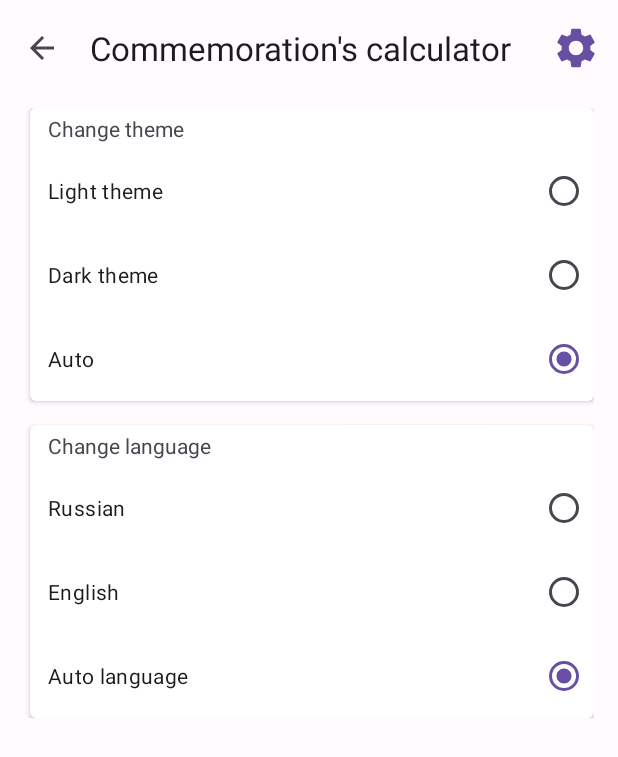
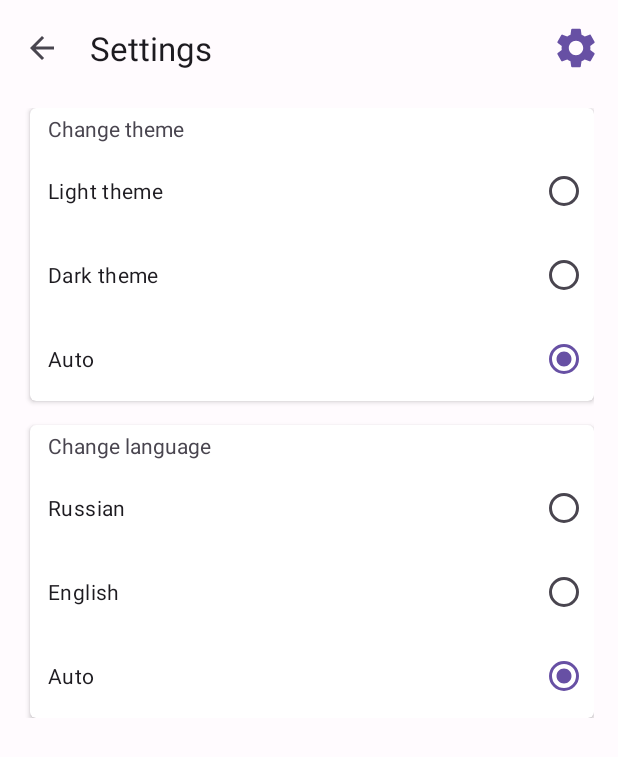
Before and after one commit to ProkhodOlya/CalculyatorPominok, an Android app: the fragment SettingsFragment placed in its activity, on a phone screen of 412 x 824 dp. Shown: the top 757 px of the screen. Run offline under Robolectric (Android 15) with nearby library versions, the light colour scheme and no system bars.

Commit message:
fragment_settings.xml - change radiobutton text to @sting

```diff
--- a/app/src/main/res/layout/fragment_settings.xml
+++ b/app/src/main/res/layout/fragment_settings.xml
@@ -15,7 +15,7 @@
             android:layout_height="?attr/actionBarSize"
             android:background="?attr/android:colorBackground"
             app:menu="@menu/toolbar_settings_fragment"
-            app:title="@string/app_name" />
+            app:title="@string/settings" />
 
     </com.google.android.material.appbar.AppBarLayout>
 
@@ -60,7 +60,7 @@
                         android:layout_height="wrap_content"
                         android:layout_gravity="center"
                         android:layout_margin="4dp"
-                        android:text="Change theme"
+                        android:text="@string/change_theme"
                         android:textSize="14sp" />
 
                     <RadioButton
@@ -70,7 +70,7 @@
                         android:layout_gravity="start"
                         android:layout_margin="4dp"
                         android:layoutDirection="rtl"
-                        android:text="Light theme"
+                        android:text="@string/light_theme"
                         android:textAlignment="textStart"
                         android:textSize="14sp" />
 
@@ -81,7 +81,7 @@
                         android:layout_gravity="start"
                         android:layout_margin="4dp"
                         android:layoutDirection="rtl"
-                        android:text="Dark theme"
+                        android:text="@string/dark_theme"
                         android:textAlignment="textStart"
                         android:textSize="14sp" />
 
@@ -92,7 +92,7 @@
                         android:layout_gravity="start"
                         android:layout_margin="4dp"
                         android:layoutDirection="rtl"
-                        android:text="Auto"
+                        android:text="@string/auto_theme"
                         android:textAlignment="textStart"
                         android:textSize="14sp" />
                 </RadioGroup>
@@ -125,7 +125,7 @@
                         android:layout_height="wrap_content"
                         android:layout_gravity="center"
                         android:layout_margin="4dp"
-                        android:text="Change language"
+                        android:text="@string/change_language"
                         android:textSize="14sp" />
 
                     <RadioButton
@@ -135,7 +135,7 @@
                         android:layout_gravity="start"
                         android:layout_margin="4dp"
                         android:layoutDirection="rtl"
-                        android:text="Russian"
+                        android:text="@string/russian"
                         android:textAlignment="textStart"
                         android:textSize="14sp" />
 
@@ -146,7 +146,7 @@
                         android:layout_gravity="start"
                         android:layout_margin="4dp"
                         android:layoutDirection="rtl"
-                        android:text="English"
+                        android:text="@string/english"
                         android:textAlignment="textStart"
                         android:textSize="14sp" />
 
@@ -157,7 +157,7 @@
                         android:layout_gravity="start"
                         android:layout_margin="4dp"
                         android:layoutDirection="rtl"
-                        android:text="Auto language"
+                        android:text="@string/auto_language"
                         android:textAlignment="textStart"
                         android:textSize="14sp" />
                 </RadioGroup>
```
